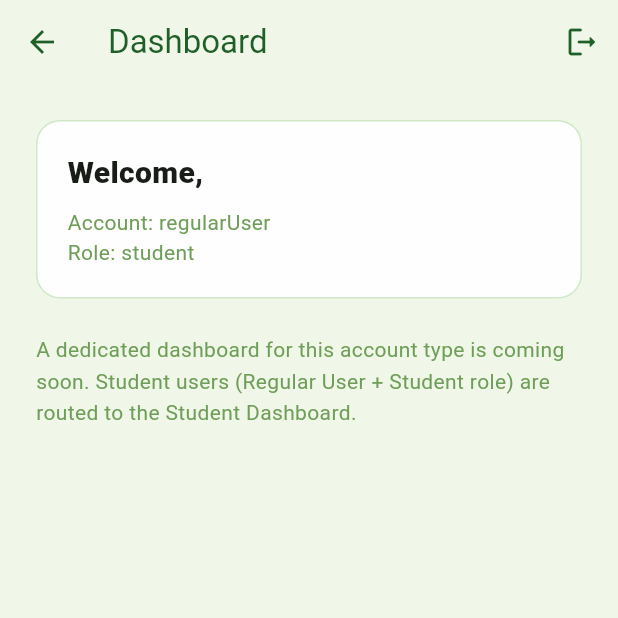
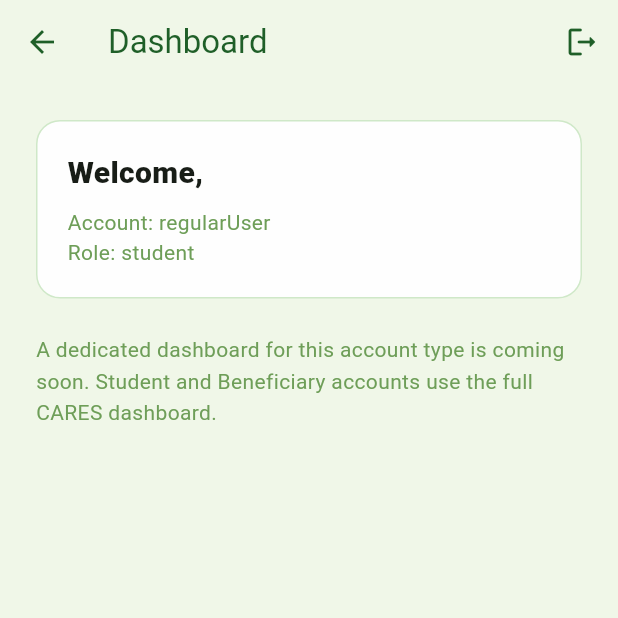
Before and after one commit to ford-HUB/cares-infra, a Flutter app: the PlaceholderDashboardScreen screen opened directly with empty values, on a phone screen of 412 x 824 dp, the top half of it. Run offline on Flutter 3.47's test engine with Material 3 defaults, Android fonts, the phone set to English and light mode, and no system bars; our stand-ins replace fl_chart, geolocator, image_picker, qr_flutter; accounts and stored records are empty.

Commit message:
Added the beneficiary dashboard

```diff
--- a/mobile/lib/core/navigation/dashboard_router.dart
+++ b/mobile/lib/core/navigation/dashboard_router.dart
@@ -1,5 +1,4 @@
 import 'package:flutter/material.dart';
-import '../../features/auth/registration/models/registration_data.dart';
 import '../../features/dashboard/placeholder_dashboard_screen.dart';
 import '../../features/dashboard/student/student_dashboard_screen.dart';
 import '../session/static_user_session.dart';
@@ -8,8 +7,7 @@ class DashboardRouter {
   DashboardRouter._();
 
   static Widget screenFor(StaticSessionUser user) {
-    if (user.accountType == AccountType.regularUser &&
-        user.userRole == UserRole.student) {
+    if (user.usesMainDashboard) {
       return StudentDashboardScreen(user: user);
     }
 
--- a/mobile/lib/core/session/static_user_session.dart
+++ b/mobile/lib/core/session/static_user_session.dart
@@ -62,11 +62,21 @@ class StaticSessionUser {
       };
 
   String get affiliationLine {
+    if (accountType == AccountType.beneficiary) {
+      return roleLabel;
+    }
     final role = roleDisplayName;
     if (department != null && department!.trim().isNotEmpty) {
       return '$role · $department';
     }
     return role;
+  }
+
+  /// Student and beneficiary accounts share the full CARES dashboard.
+  bool get usesMainDashboard {
+    if (accountType == AccountType.beneficiary) return true;
+    return accountType == AccountType.regularUser &&
+        userRole == UserRole.student;
   }
 
   StaticSessionUser copyFromPrototype(PrototypeUserData data) {
--- a/mobile/lib/features/dashboard/placeholder_dashboard_screen.dart
+++ b/mobile/lib/features/dashboard/placeholder_dashboard_screen.dart
@@ -69,8 +69,7 @@ class PlaceholderDashboardScreen extends StatelessWidget {
             const SizedBox(height: 24),
             const Text(
               'A dedicated dashboard for this account type is coming soon. '
-              'Student users (Regular User + Student role) are routed to the '
-              'Student Dashboard.',
+              'Student and Beneficiary accounts use the full CARES dashboard.',
               style: TextStyle(
                 color: AppColors.textSecondary,
                 height: 1.5,
--- a/mobile/lib/features/dashboard/screens/profile_edit_screen.dart
+++ b/mobile/lib/features/dashboard/screens/profile_edit_screen.dart
@@ -1,6 +1,7 @@
 import 'package:flutter/material.dart';
 import '../../../core/session/static_user_session.dart';
 import '../../../core/theme/app_theme.dart';
+import '../../auth/registration/models/registration_data.dart';
 import '../../auth/registration/data/academic_options.dart';
 
 class ProfileEditScreen extends StatefulWidget {
@@ -133,6 +134,8 @@ class _ProfileEditScreenState extends State<ProfileEditScreen> {
   @override
   Widget build(BuildContext context) {
     final courses = coursesForDepartment(_department);
+    final isBeneficiary =
+        widget.user.accountType == AccountType.beneficiary;
 
     return Scaffold(
       backgroundColor: AppColors.background,
@@ -254,6 +257,7 @@ class _ProfileEditScreenState extends State<ProfileEditScreen> {
               ),
             ),
             const SizedBox(height: 16),
+            if (!isBeneficiary) ...[
               const _FieldLabel('ID Number'),
               const SizedBox(height: 8),
               TextFormField(
@@ -309,6 +313,8 @@ class _ProfileEditScreenState extends State<ProfileEditScreen> {
                     ? null
                     : (value) => setState(() => _course = value),
               ),
+              const SizedBox(height: 32),
+            ] else
               const SizedBox(height: 32),
             FilledButton(
               onPressed: _save,
--- a/mobile/lib/features/dashboard/student/tabs/student_profile_tab.dart
+++ b/mobile/lib/features/dashboard/student/tabs/student_profile_tab.dart
@@ -1,5 +1,6 @@
 import 'package:flutter/material.dart';
 import '../../../../core/session/static_user_session.dart';
+import '../../../auth/registration/models/registration_data.dart';
 import '../../../../core/theme/app_theme.dart';
 import '../../../auth/login_screen.dart';
 import '../../data/activity_data.dart';
@@ -337,7 +338,11 @@ class _ProfileHeaderCard extends StatelessWidget {
                       crossAxisAlignment: CrossAxisAlignment.start,
                       children: [
                         Text(
-                          user.fullName.isEmpty ? 'Volunteer' : user.fullName,
+                          user.fullName.isEmpty
+                              ? (user.accountType == AccountType.beneficiary
+                                  ? 'Beneficiary'
+                                  : 'Volunteer')
+                              : user.fullName,
                           style: const TextStyle(
                             fontSize: 22,
                             fontWeight: FontWeight.w800,
```
Also changed, not shown: mobile/lib/features/auth/registration/steps/beneficiary_registration_form_step.dart (+5 -3 lines). Lines whose indentation alone changed are shown as unchanged.
